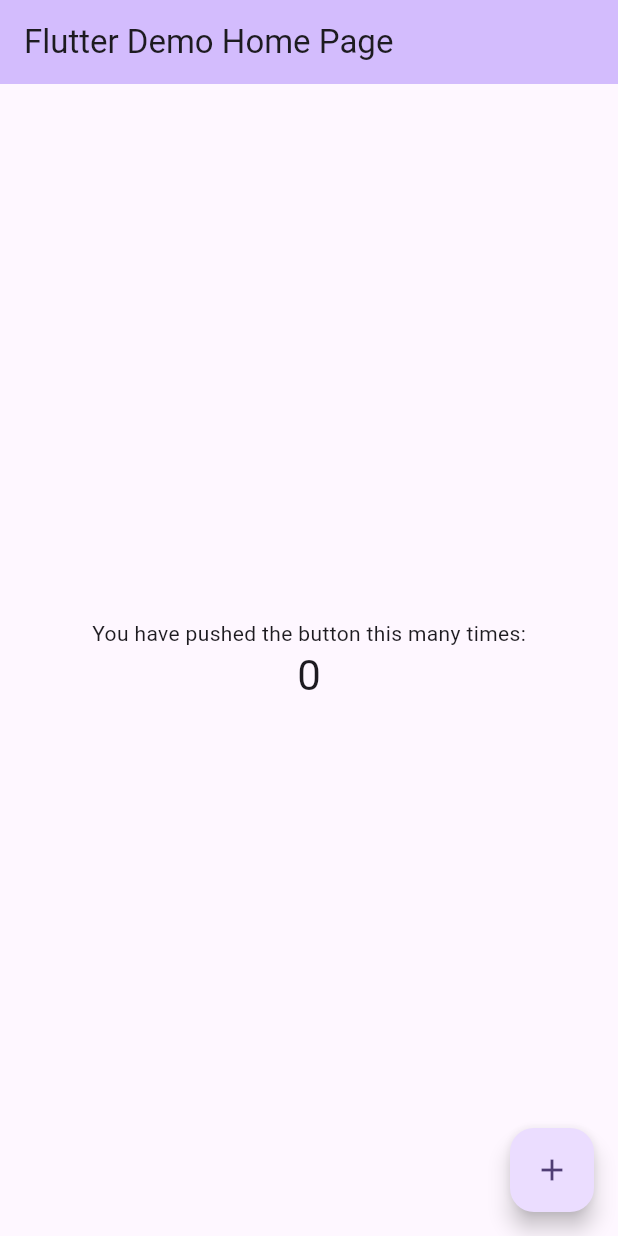
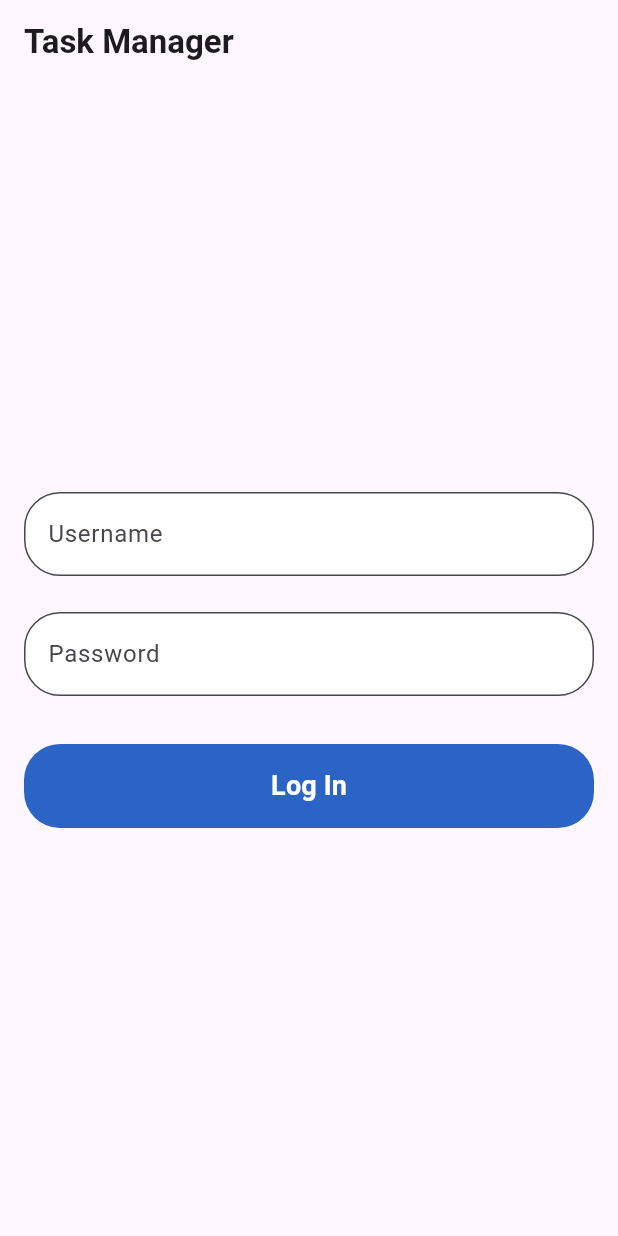
Before and after one commit to unknownaloy/task_manager_app, a Flutter app: the screen it shows after launch, on a phone screen of 412 x 824 dp. Run offline on Flutter 3.47's test engine with Material 3 defaults, Android fonts, the phone set to English and light mode, and no system bars; our stand-ins replace google_fonts.

Commit message:
Implement the UI for the login screen

```diff
--- a/analysis_options.yaml
+++ b/analysis_options.yaml
@@ -1,28 +1,14 @@
-# This file configures the analyzer, which statically analyzes Dart code to
-# check for errors, warnings, and lints.
-#
-# The issues identified by the analyzer are surfaced in the UI of Dart-enabled
-# IDEs (https://dart.dev/tools#ides-and-editors). The analyzer can also be
-# invoked from the command line by running `flutter analyze`.
-
-# The following line activates a set of recommended lints for Flutter apps,
-# packages, and plugins designed to encourage good coding practices.
-include: package:flutter_lints/flutter.yaml
-
+include: package:very_good_analysis/analysis_options.5.0.0.yaml
 linter:
-  # The lint rules applied to this project can be customized in the
-  # section below to disable rules from the `package:flutter_lints/flutter.yaml`
-  # included above or to enable additional rules. A list of all available lints
-  # and their documentation is published at https://dart.dev/lints.
-  #
-  # Instead of disabling a lint rule for the entire project in the
-  # section below, it can also be suppressed for a single line of code
-  # or a specific dart file by using the `// ignore: name_of_lint` and
-  # `// ignore_for_file: name_of_lint` syntax on the line or in the file
-  # producing the lint.
   rules:
-    # avoid_print: false  # Uncomment to disable the `avoid_print` rule
-    # prefer_single_quotes: true  # Uncomment to enable the `prefer_single_quotes` rule
-
-# Additional information about this file can be found at
-# https://dart.dev/guides/language/analysis-options
+    public_member_api_docs: false
+    lines_longer_than_80_chars: false
+    prefer_single_quotes: false
+analyzer:
+  exclude:
+    - lib/src/data/dtos/tickets/*.g.dart
+    - lib/src/data/dtos/identity/*.g.dart
+    - lib/src/data/dtos/user/*.g.dart
+    - lib/src/data/dtos/user/*.freezed.dart
+  errors:
+    invalid_annotation_target: ignore
--- a/lib/main.dart
+++ b/lib/main.dart
@@ -1,4 +1,6 @@
 import 'package:flutter/material.dart';
+import 'package:google_fonts/google_fonts.dart';
+import 'package:task_manager_app/presentation/login_screen.dart';
 
 void main() {
   runApp(const MyApp());
@@ -7,119 +9,19 @@ void main() {
 class MyApp extends StatelessWidget {
   const MyApp({super.key});
 
-  // This widget is the root of your application.
   @override
   Widget build(BuildContext context) {
     return MaterialApp(
-      title: 'Flutter Demo',
+      title: 'Task Manager',
+      debugShowCheckedModeBanner: false,
       theme: ThemeData(
-        // This is the theme of your application.
-        //
-        // TRY THIS: Try running your application with "flutter run". You'll see
-        // the application has a purple toolbar. Then, without quitting the app,
-        // try changing the seedColor in the colorScheme below to Colors.green
-        // and then invoke "hot reload" (save your changes or press the "hot
-        // reload" button in a Flutter-supported IDE, or press "r" if you used
-        // the command line to start the app).
-        //
-        // Notice that the counter didn't reset back to zero; the application
-        // state is not lost during the reload. To reset the state, use hot
-        // restart instead.
-        //
-        // This works for code too, not just values: Most code changes can be
-        // tested with just a hot reload.
         colorScheme: ColorScheme.fromSeed(seedColor: Colors.deepPurple),
         useMaterial3: true,
+        textTheme: GoogleFonts.robotoTextTheme(
+          Theme.of(context).textTheme,
+        ),
       ),
-      home: const MyHomePage(title: 'Flutter Demo Home Page'),
+      home: const LoginScreen(),
     );
   }
 }
-
-class MyHomePage extends StatefulWidget {
-  const MyHomePage({super.key, required this.title});
-
-  // This widget is the home page of your application. It is stateful, meaning
-  // that it has a State object (defined below) that contains fields that affect
-  // how it looks.
-
-  // This class is the configuration for the state. It holds the values (in this
-  // case the title) provided by the parent (in this case the App widget) and
-  // used by the build method of the State. Fields in a Widget subclass are
-  // always marked "final".
-
-  final String title;
-
-  @override
-  State<MyHomePage> createState() => _MyHomePageState();
-}
-
-class _MyHomePageState extends State<MyHomePage> {
-  int _counter = 0;
-
-  void _incrementCounter() {
-    setState(() {
-      // This call to setState tells the Flutter framework that something has
-      // changed in this State, which causes it to rerun the build method below
-      // so that the display can reflect the updated values. If we changed
-      // _counter without calling setState(), then the build method would not be
-      // called again, and so nothing would appear to happen.
-      _counter++;
-    });
-  }
-
-  @override
-  Widget build(BuildContext context) {
-    // This method is rerun every time setState is called, for instance as done
-    // by the _incrementCounter method above.
-    //
-    // The Flutter framework has been optimized to make rerunning build methods
-    // fast, so that you can just rebuild anything that needs updating rather
-    // than having to individually change instances of widgets.
-    return Scaffold(
-      appBar: AppBar(
-        // TRY THIS: Try changing the color here to a specific color (to
-        // Colors.amber, perhaps?) and trigger a hot reload to see the AppBar
-        // change color while the other colors stay the same.
-        backgroundColor: Theme.of(context).colorScheme.inversePrimary,
-        // Here we take the value from the MyHomePage object that was created by
-        // the App.build method, and use it to set our appbar title.
-        title: Text(widget.title),
-      ),
-      body: Center(
-        // Center is a layout widget. It takes a single child and positions it
-        // in the middle of the parent.
-        child: Column(
-          // Column is also a layout widget. It takes a list of children and
-          // arranges them vertically. By default, it sizes itself to fit its
-          // children horizontally, and tries to be as tall as its parent.
-          //
-          // Column has various properties to control how it sizes itself and
-          // how it positions its children. Here we use mainAxisAlignment to
-          // center the children vertically; the main axis here is the vertical
-          // axis because Columns are vertical (the cross axis would be
-          // horizontal).
-          //
-          // TRY THIS: Invoke "debug painting" (choose the "Toggle Debug Paint"
-          // action in the IDE, or press "p" in the console), to see the
-          // wireframe for each widget.
-          mainAxisAlignment: MainAxisAlignment.center,
-          children: <Widget>[
-            const Text(
-              'You have pushed the button this many times:',
-            ),
-            Text(
-              '$_counter',
-              style: Theme.of(context).textTheme.headlineMedium,
-            ),
-          ],
-        ),
-      ),
-      floatingActionButton: FloatingActionButton(
-        onPressed: _incrementCounter,
-        tooltip: 'Increment',
-        child: const Icon(Icons.add),
-      ), // This trailing comma makes auto-formatting nicer for build methods.
-    );
-  }
-}
--- /dev/null
+++ b/lib/presentation/login_screen.dart
@@ -0,0 +1,135 @@
+import 'package:flutter/material.dart';
+
+class LoginScreen extends StatefulWidget {
+  const LoginScreen({super.key});
+
+  @override
+  State<LoginScreen> createState() => _LoginScreenState();
+}
+
+class _LoginScreenState extends State<LoginScreen> {
+  final GlobalKey<FormState> _formKey = GlobalKey<FormState>();
+
+  late final TextEditingController _usernameTextController;
+  late final TextEditingController _passwordTextController;
+
+  @override
+  void initState() {
+    super.initState();
+
+    _usernameTextController = TextEditingController();
+    _passwordTextController = TextEditingController();
+  }
+
+  @override
+  void dispose() {
+    _usernameTextController.dispose();
+    _passwordTextController.dispose();
+
+    super.dispose();
+  }
+
+  @override
+  Widget build(BuildContext context) {
+    return Scaffold(
+      appBar: AppBar(
+        title: const Text(
+          'Task Manager',
+          style: TextStyle(
+            fontWeight: FontWeight.w700,
+          ),
+        ),
+      ),
+      body: Center(
+        child: SingleChildScrollView(
+          child: Form(
+            key: _formKey,
+            child: Padding(
+              padding: const EdgeInsets.symmetric(horizontal: 16),
+              child: Column(
+                crossAxisAlignment: CrossAxisAlignment.stretch,
+                mainAxisSize: MainAxisSize.min,
+                children: [
+                  TextFormField(
+                    controller: _usernameTextController,
+                    decoration: InputDecoration(
+                      hintText: "Username",
+                      filled: true,
+                      fillColor: Colors.white,
+                      border: OutlineInputBorder(
+                        borderRadius: BorderRadius.circular(24),
+                      ),
+                    ),
+                    validator: (String? value) {
+                      if (value == null || value.isEmpty) {
+                        return 'username is required';
+                      }
+                      return null;
+                    },
+                  ),
+                  const SizedBox(
+                    height: 24,
+                  ),
+                  TextFormField(
+                    controller: _passwordTextController,
+                    obscureText: true,
+                    decoration: InputDecoration(
+                      hintText: "Password",
+                      filled: true,
+                      fillColor: Colors.white,
+                      border: OutlineInputBorder(
+                        borderRadius: BorderRadius.circular(24),
+                      ),
+                    ),
+                    validator: (String? value) {
+                      if (value == null || value.isEmpty) {
+                        return 'Password is required';
+                      }
+                      return null;
+                    },
+                  ),
+                  const SizedBox(
+                    height: 32,
+                  ),
+                  TextButton(
+                    onPressed: () {
+                      if (_formKey.currentState!.validate()) {
+                        // final model = ref.read(loginViewModel.notifier);
+                        //
+                        // model.login(
+                        //   email: _emailTextController.text.trim(),
+                        //   password: _passwordTextController.text.trim(),
+                        // );
+                      }
+                    },
+                    style: ButtonStyle(
+                      backgroundColor: MaterialStateProperty.all(
+                        const Color(0xff2C64C6),
+                      ),
+                      minimumSize: MaterialStateProperty.all(
+                        const Size.fromHeight(56),
+                      ),
+                      shape: MaterialStateProperty.all(
+                        RoundedRectangleBorder(
+                          borderRadius: BorderRadius.circular(24),
+                        ),
+                      ),
+                    ),
+                    child: const Text(
+                      "Log In",
+                      style: TextStyle(
+                        color: Colors.white,
+                        fontWeight: FontWeight.w600,
+                        fontSize: 18,
+                      ),
+                    ),
+                  ),
+                ],
+              ),
+            ),
+          ),
+        ),
+      ),
+    );
+  }
+}
```
Also changed, not shown: pubspec.yaml (+8 -33 lines), pubspec.lock, 6 other files.
